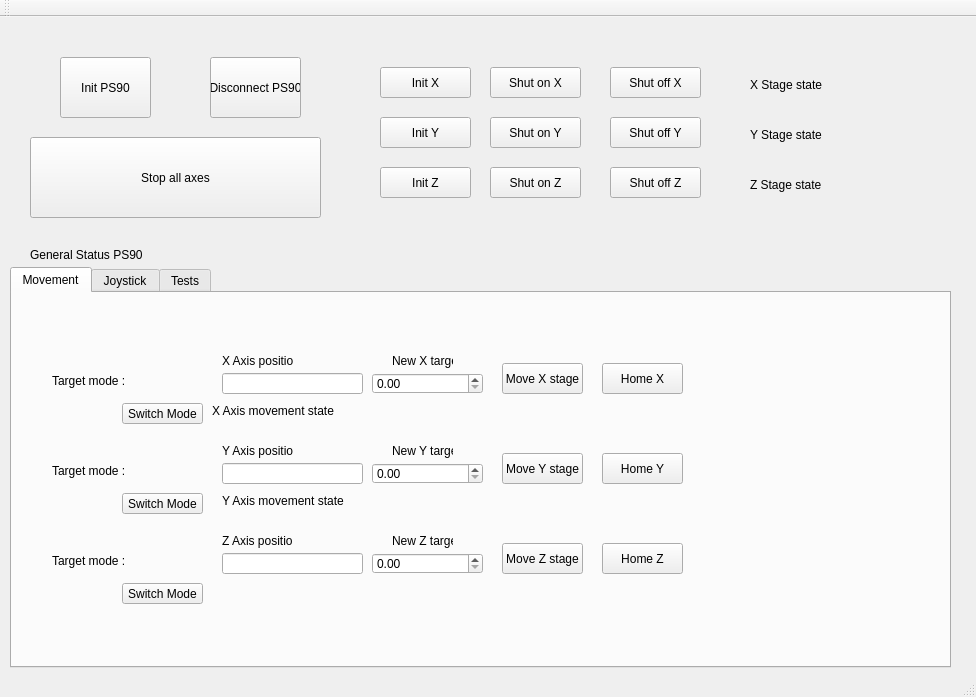
Above: owis_controller.ui from gitHleon/OWIS_controller_V0 before the change. Below: the same form after it.
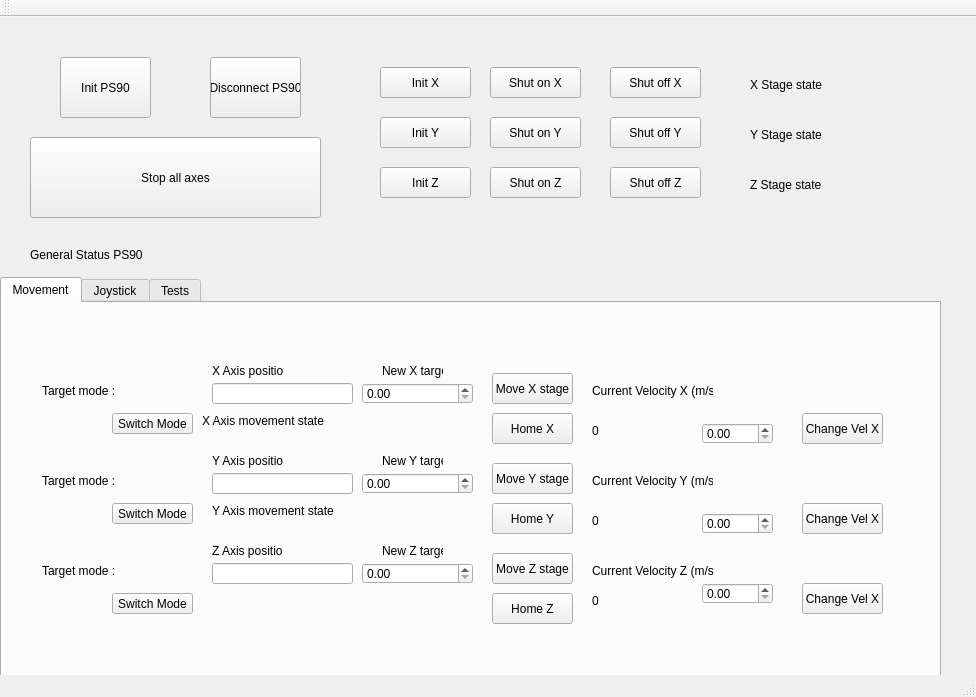
That is the form after the change. The open tabs and pages were chosen to show the change.

What changed in the file:
```diff
--- a/owis_controller.ui
+++ b/owis_controller.ui
@@ -225,8 +225,8 @@
    <widget class="QTabWidget" name="dispenserInitbutton">
     <property name="geometry">
      <rect>
-      <x>10</x>
-      <y>250</y>
+      <x>0</x>
+      <y>260</y>
       <width>941</width>
       <height>401</height>
      </rect>
@@ -319,8 +319,8 @@
      <widget class="QPushButton" name="homeButton_Z">
       <property name="geometry">
        <rect>
-        <x>590</x>
-        <y>250</y>
+        <x>490</x>
+        <y>290</y>
         <width>81</width>
         <height>31</height>
        </rect>
@@ -446,8 +446,8 @@
      <widget class="QPushButton" name="homeButton_Y">
       <property name="geometry">
        <rect>
-        <x>590</x>
-        <y>160</y>
+        <x>490</x>
+        <y>200</y>
         <width>81</width>
         <height>31</height>
        </rect>
@@ -511,8 +511,8 @@
      <widget class="QPushButton" name="homeButton_X">
       <property name="geometry">
        <rect>
-        <x>590</x>
-        <y>70</y>
+        <x>490</x>
+        <y>110</y>
         <width>81</width>
         <height>31</height>
        </rect>
@@ -570,6 +570,162 @@
        <string>Z Axis position</string>
       </property>
      </widget>
+     <widget class="QLabel" name="ConstLabelVelocity_X">
+      <property name="geometry">
+       <rect>
+        <x>590</x>
+        <y>80</y>
+        <width>121</width>
+        <height>16</height>
+       </rect>
+      </property>
+      <property name="text">
+       <string>Current Velocity X (m/s):</string>
+      </property>
+     </widget>
+     <widget class="QLabel" name="constLabelVelocity_Y">
+      <property name="geometry">
+       <rect>
+        <x>590</x>
+        <y>170</y>
+        <width>121</width>
+        <height>16</height>
+       </rect>
+      </property>
+      <property name="text">
+       <string>Current Velocity Y (m/s ):</string>
+      </property>
+     </widget>
+     <widget class="QLabel" name="constLabelVelocity_Z">
+      <property name="geometry">
+       <rect>
+        <x>590</x>
+        <y>260</y>
+        <width>121</width>
+        <height>16</height>
+       </rect>
+      </property>
+      <property name="text">
+       <string>Current Velocity Z (m/s):</string>
+      </property>
+     </widget>
+     <widget class="QLabel" name="labelVelocity_X">
+      <property name="geometry">
+       <rect>
+        <x>590</x>
+        <y>120</y>
+        <width>91</width>
+        <height>16</height>
+       </rect>
+      </property>
+      <property name="text">
+       <string>0</string>
+      </property>
+     </widget>
+     <widget class="QLabel" name="labelVelocity_Y">
+      <property name="geometry">
+       <rect>
+        <x>590</x>
+        <y>210</y>
+        <width>91</width>
+        <height>16</height>
+       </rect>
+      </property>
+      <property name="text">
+       <string>0</string>
+      </property>
+     </widget>
+     <widget class="QLabel" name="labelVelocity_Z">
+      <property name="geometry">
+       <rect>
+        <x>590</x>
+        <y>290</y>
+        <width>91</width>
+        <height>16</height>
+       </rect>
+      </property>
+      <property name="text">
+       <string>0</string>
+      </property>
+     </widget>
+     <widget class="QPushButton" name="changeVel_X">
+      <property name="geometry">
+       <rect>
+        <x>800</x>
+        <y>110</y>
+        <width>81</width>
+        <height>31</height>
+       </rect>
+      </property>
+      <property name="text">
+       <string>Change Vel X</string>
+      </property>
+     </widget>
+     <widget class="QPushButton" name="changeVel_Y">
+      <property name="geometry">
+       <rect>
+        <x>800</x>
+        <y>200</y>
+        <width>81</width>
+        <height>31</height>
+       </rect>
+      </property>
+      <property name="text">
+       <string>Change Vel X</string>
+      </property>
+     </widget>
+     <widget class="QPushButton" name="changeVel_Z">
+      <property name="geometry">
+       <rect>
+        <x>800</x>
+        <y>280</y>
+        <width>81</width>
+        <height>31</height>
+       </rect>
+      </property>
+      <property name="text">
+       <string>Change Vel X</string>
+      </property>
+     </widget>
+     <widget class="QDoubleSpinBox" name="doubleSpinBox_newVelocity_X">
+      <property name="geometry">
+       <rect>
+        <x>700</x>
+        <y>120</y>
+        <width>71</width>
+        <height>21</height>
+       </rect>
+      </property>
+      <property name="mouseTracking">
+       <bool>false</bool>
+      </property>
+     </widget>
+     <widget class="QDoubleSpinBox" name="doubleSpinBox_newVelocity_Y">
+      <property name="geometry">
+       <rect>
+        <x>700</x>
+        <y>210</y>
+        <width>71</width>
+        <height>21</height>
+       </rect>
+      </property>
+      <property name="mouseTracking">
+       <bool>false</bool>
+      </property>
+     </widget>
+     <widget class="QDoubleSpinBox" name="doubleSpinBox_newVelocity_Z">
+      <property name="geometry">
+       <rect>
+        <x>700</x>
+        <y>280</y>
+        <width>71</width>
+        <height>21</height>
+       </rect>
+      </property>
+      <property name="mouseTracking">
+       <bool>false</bool>
+      </property>
+     </widget>
     </widget>
     <widget class="QWidget" name="tab_2">
      <attribute name="title">
```
Left out of the diff: 2 changed lines with no effect on the pictures.
